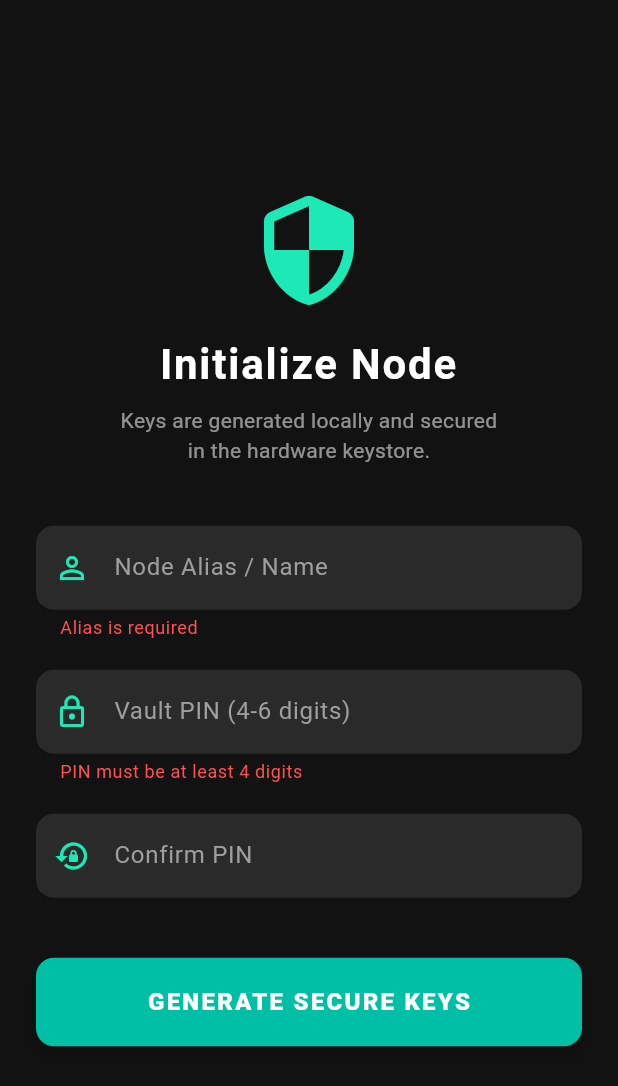
After one commit to Shrijani08/Justice-Chain, a Flutter app: the screen it shows after launch, after a tap on "GENERATE SECURE KEYS", on a phone screen of 412 x 824 dp. The commit adds this screen. Shown: the top 1086 px of the screen. Run offline on Flutter 3.47's test engine with Material 3 defaults, Android fonts, the phone set to English and light mode, and no system bars; our stand-ins replace camera, flutter_dotenv, flutter_secure_storage, hive_flutter, logger, permission_handler and 2 more; missing offline and left inert: cryptography, mobile_scanner, nearby_connections, record, tflite_flutter; accounts and stored records are empty; project files that could hold a hidden picture were left out.

Commit message:
A Add node registration and authentication flow

```diff
--- a/lib/core/identity_service.dart
+++ b/lib/core/identity_service.dart
@@ -9,7 +9,7 @@ class IdentityService {
 
   // Enforces hardware keystore on Android
   static const _storage = FlutterSecureStorage(
-    aOptions: AndroidOptions(encryptedSharedPreferences: true),
+    aOptions: AndroidOptions(),
   );
 
   static String? _cachedNodeId;
@@ -71,6 +71,41 @@ class IdentityService {
     }
   }
 
+  /// Registers the user's name and PIN, and ensures keys are initialized.
+  static Future<void> registerNode({required String name, required String pin}) async {
+    try {
+      // 1. Hash the Vault PIN using SHA-256
+      final pinBytes = utf8.encode(pin);
+      final pinHash = sha256.convert(pinBytes).toString();
+
+      // 2. Persist name and PIN hash to secure storage
+      await _storage.write(key: 'node_name', value: name);
+      await _storage.write(key: 'node_pin_hash', value: pinHash);
+
+      // 3. Ensure Ed25519 keys are generated and stored
+      await initializeDevice();
+
+      developer.log(
+        'SUCCESS: Identity established for node -> $name',
+        name: 'JusticeChain.Identity',
+      );
+    } catch (e, stackTrace) {
+      developer.log(
+        'Failed to register node',
+        name: 'JusticeChain.Identity',
+        error: e,
+        stackTrace: stackTrace,
+      );
+      rethrow;
+    }
+  }
+
+  /// Checks if a node has been registered yet
+  static Future<bool> isRegistered() async {
+    final name = await _storage.read(key: 'node_name');
+    return name != null && name.isNotEmpty;
+  }
+
   /// Retrieves the public Node ID to display on the screen
   static Future<String> getMyNodeId() async {
     if (_cachedNodeId != null) return _cachedNodeId!;
--- a/lib/main.dart
+++ b/lib/main.dart
@@ -1,31 +1,41 @@
 import 'package:flutter/material.dart';
-import 'core/app_services.dart';
 import 'core/ai_service.dart';
+import 'core/identity_service.dart';
+
 import 'presentation/home_screen.dart';
+import 'presentation/registration_screen.dart';
+
 import 'package:flutter_dotenv/flutter_dotenv.dart';
 
 import 'dart:io';
 import 'package:path_provider/path_provider.dart';
 import 'package:justice_chain/core/pinata_service.dart'; // Adjust this path if needed
 
-
 void main() async {
-  // Required to ensure Flutter is ready before calling native code (Hive/Camera)
+  // Fixes the isolate crash
   WidgetsFlutterBinding.ensureInitialized();
 
-  // Step 1: Initialize Hive and Logger (from your core folder)
-  await AppServices.init();
+  // Check if the user is already registered before loading the UI
+  bool isRegistered = false;
+  try {
+    isRegistered = await IdentityService.isRegistered();
+  } catch (e) {
+    debugPrint('Registration check failed: $e');
+  }
 
   // Warm-load the TFLite model so the UI can report AI readiness early.
   // EmergencyController registers the actual distress callback after the camera
   // is initialized in home_screen.dart.
   await AIService.instance.initModel();
   await dotenv.load(fileName: ".env");
-  runApp(const JusticeChainApp());
+
+  runApp(JusticeChainApp(isRegistered: isRegistered));
 }
 
 class JusticeChainApp extends StatelessWidget {
-  const JusticeChainApp({super.key});
+  final bool isRegistered;
+
+  const JusticeChainApp({super.key, required this.isRegistered});
 
   Future<void> testPinataUpload() async {
     try {
@@ -36,7 +46,9 @@ class JusticeChainApp extends StatelessWidget {
 
       // Create a text file with a secret message
       final file = File(testFilePath);
-    await file.writeAsString('This is a test distress signal for Justice-Chain. The vault is secure!');
+      await file.writeAsString(
+        'This is a test distress signal for Justice-Chain. The vault is secure!',
+      );
 
       print('2. Sending to IPFS...');
       // Call the service we just built!
@@ -56,14 +68,18 @@ class JusticeChainApp extends StatelessWidget {
   @override
   Widget build(BuildContext context) {
     return MaterialApp(
+      title: 'Justice-Chain',
       debugShowCheckedModeBanner: false,
-      title: 'Justice-Chain',
       theme: ThemeData(
-        colorScheme: ColorScheme.fromSeed(seedColor: Colors.red),
+        colorScheme: ColorScheme.fromSeed(
+          seedColor: Colors.red,
+          brightness: Brightness.dark,
+        ),
         useMaterial3: true,
       ),
+      home: isRegistered
+          ? Scaffold(
               // We wrap your Home Screen in a Scaffold just to inject our test button!
-      home: Scaffold(
               body: const MainSafetyScreen(),
               floatingActionButton: FloatingActionButton.extended(
                 onPressed: testPinataUpload,
@@ -71,7 +87,8 @@ class JusticeChainApp extends StatelessWidget {
                 label: const Text('Test IPFS'),
                 backgroundColor: Colors.blue,
               ),
-      ),
+            )
+          : const RegistrationScreen(),
     );
   }
 }
--- a/lib/presentation/home_screen.dart
+++ b/lib/presentation/home_screen.dart
@@ -26,38 +26,27 @@ class MainSafetyScreen extends StatefulWidget {
 class _MainSafetyScreenState extends State<MainSafetyScreen> {
   CameraController? _cameraController;
   bool _isProcessingSave = false;
-
-  // Create a cleanup variable for the background signal listener
   EffectCleanup? _distressEffectCleanup;
-
-  // Safely tracks the 45-second automatic cutoff timer
   Timer? _recordingTimeoutTimer;
 
   @override
   void initState() {
     super.initState();
     _initPermissions();
-    _setupAutomaticTrigger(); // Start listening for AI distress signals immediately
+    _setupAutomaticTrigger();
   }
 
-  // --- AUTOMATIC TRIGGER LOGIC ---
   void _setupAutomaticTrigger() {
-    // The 'effect' function automatically reruns whenever a signal inside it changes.
     _distressEffectCleanup = effect(() {
       final isDistressed = aiDistressDetected.value;
       final isReady = cameraReady.value;
       final recordingNow = isRecording.value;
 
-      // If AI detects distress, camera is initialized, and we aren't already recording -> TRIGGER!
       if (isDistressed && isReady && !recordingNow) {
         logger.w(
           "🔥 AUTOMATIC TRIGGER: Distress detected by AI! Starting camera recording.",
         );
-
-        // Consume the trigger signal instantly so it doesn't cause an endless loop when stopped later
         aiDistressDetected.value = false;
-
-        // Unawaited ensures we don't block the signal thread while the camera warms up
         unawaited(startEmergencyRecording());
       }
     });
@@ -65,15 +54,12 @@ class _MainSafetyScreenState extends State<MainSafetyScreen> {
 
   @override
   void dispose() {
-    // Always cancel the timer to prevent memory leaks or crashes if the screen is closed
     _recordingTimeoutTimer?.cancel();
-    _distressEffectCleanup?.call(); // Kill the background listener when screen closes
+    _distressEffectCleanup?.call();
     unawaited(EmergencyController.shutdownMonitoring());
     _cameraController?.dispose();
     super.dispose();
   }
-
-  // --- PERMISSIONS & INITIALIZATION ---
 
   Future<void> _initPermissions() async {
     logger.i("Requesting Permissions...");
@@ -118,7 +104,7 @@ class _MainSafetyScreenState extends State<MainSafetyScreen> {
       for (final camera in cameras) {
         final controller = CameraController(
           camera,
-          ResolutionPreset.medium, // Medium preset prevents hardware bandwidth crashes
+          ResolutionPreset.medium,
           enableAudio: true,
         );
 
@@ -145,8 +131,6 @@ class _MainSafetyScreenState extends State<MainSafetyScreen> {
     }
   }
 
-  // --- RECORDING LOGIC ---
-
   Future<void> startEmergencyRecording() async {
     if (_cameraController == null || !_cameraController!.value.isInitialized) {
       logger.e("Recording failed: Camera not initialized");
@@ -160,10 +144,8 @@ class _MainSafetyScreenState extends State<MainSafetyScreen> {
       appStatus.value = "RECORDING EVIDENCE...";
       logger.w("Emergency Recording Started!");
 
-      // Start the robust 45-second cutoff timer
-      _recordingTimeoutTimer?.cancel(); // Kill any stale timers first
+      _recordingTimeoutTimer?.cancel();
       _recordingTimeoutTimer = Timer(const Duration(seconds: 45), () {
-        // Safe execution: Only stop if the widget is still on-screen and it is actually still recording
         if (mounted && isRecording.value) {
           logger.w(
             "⏱️ AUTOMATIC TIMEOUT: 45 seconds reached. Saving captured evidence...",
@@ -183,11 +165,10 @@ class _MainSafetyScreenState extends State<MainSafetyScreen> {
     }
     if (_isProcessingSave) return;
 
-    // Instantly kill the timer if the user manually hits STOP. Prevents double-stop crashes.
     _recordingTimeoutTimer?.cancel();
     _recordingTimeoutTimer = null;
 
-    if (!mounted) return; // Prevent setState if app is closed while saving
+    if (!mounted) return;
     setState(() {
       _isProcessingSave = true;
     });
@@ -203,7 +184,7 @@ class _MainSafetyScreenState extends State<MainSafetyScreen> {
       }
 
       isRecording.value = false;
-      aiDistressDetected.value = false; // Double guard: ensuring clean state layout
+      aiDistressDetected.value = false;
 
       final directory = await getApplicationDocumentsDirectory();
       final vaultDir = Directory('${directory.path}/JusticeChain');
@@ -223,7 +204,6 @@ class _MainSafetyScreenState extends State<MainSafetyScreen> {
 
       // Seal evidence and trigger background IPFS upload
       await _secureEvidence(savedFile.path);
-
     } catch (e) {
       logger.e("Failed to stop recording: $e");
       appStatus.value = "Recording Save Failed";
@@ -237,7 +217,6 @@ class _MainSafetyScreenState extends State<MainSafetyScreen> {
   }
 
   // --- SECURITY, CACHING & AUTOMATIC IPFS UPLOAD ---
-
   Future<void> _secureEvidence(String filePath) async {
     try {
       appStatus.value = "Sealing Evidence...";
@@ -269,7 +248,6 @@ class _MainSafetyScreenState extends State<MainSafetyScreen> {
 
       // Trigger automatic background upload to IPFS via Pinata
       unawaited(_uploadToIpfsInBackground(filePath, entryIndex, vaultBox));
-
     } catch (e) {
       logger.e("Securing evidence failed: $e");
       appStatus.value = "Security Error: Hash Failed";
@@ -277,9 +255,14 @@ class _MainSafetyScreenState extends State<MainSafetyScreen> {
   }
 
   Future<void> _uploadToIpfsInBackground(
-      String filePath, int entryIndex, Box vaultBox) async {
+    String filePath,
+    int entryIndex,
+    Box vaultBox,
+  ) async {
     try {
-      logger.i("🌐 Initiating automatic IPFS upload for recorded video: $filePath");
+      logger.i(
+        "🌐 Initiating automatic IPFS upload for recorded video: $filePath",
+      );
 
       final cid = await PinataService.uploadToIPFS(filePath);
 
@@ -296,7 +279,9 @@ class _MainSafetyScreenState extends State<MainSafetyScreen> {
 
         appStatus.value = "Evidence Secured & Uploaded to IPFS!";
       } else {
-        logger.w("⚠️ Automatic IPFS upload failed. Evidence remains secured in local vault.");
+        logger.w(
+          "⚠️ Automatic IPFS upload failed. Evidence remains secured in local vault.",
+        );
         appStatus.value = "Evidence Secured in JusticeChain Vault";
       }
     } catch (e) {
@@ -318,7 +303,9 @@ class _MainSafetyScreenState extends State<MainSafetyScreen> {
             ? fullHash.substring(0, 15)
             : fullHash;
         final cid = data['cid'] ?? 'Pending/None';
-        logger.d("Item $i: Hash: $displayHash... | CID: $cid | Path: ${data['path']}");
+        logger.d(
+          "Item $i: Hash: $displayHash... | CID: $cid | Path: ${data['path']}",
+        );
       } else {
         logger.w("Item $i: Corrupted or null vault entry data.");
       }
@@ -381,8 +368,8 @@ class _MainSafetyScreenState extends State<MainSafetyScreen> {
                           isDistressDetected
                               ? Icons.warning_amber
                               : (isAiActive
-                                  ? Icons.hearing
-                                  : Icons.psychology_alt),
+                                    ? Icons.hearing
+                                    : Icons.psychology_alt),
                           color: isDistressDetected
                               ? Colors.red
                               : (isAiActive ? Colors.green : Colors.grey),
@@ -462,8 +449,8 @@ class _MainSafetyScreenState extends State<MainSafetyScreen> {
                     _isProcessingSave
                         ? "SAVING TO VAULT..."
                         : (isRecordingActive
-                            ? "STOP RECORDING"
-                            : "START TEST RECORD"),
+                              ? "STOP RECORDING"
+                              : "START TEST RECORD"),
                   ),
                   style: ElevatedButton.styleFrom(
                     backgroundColor: isRecordingActive
--- /dev/null
+++ b/lib/presentation/registration_screen.dart
@@ -0,0 +1,227 @@
+import 'package:flutter/material.dart';
+import '../core/identity_service.dart';
+// Note: We updated this import to match the actual functional UI screen.
+import 'home_screen.dart';
+
+class RegistrationScreen extends StatefulWidget {
+  const RegistrationScreen({super.key});
+
+  @override
+  State<RegistrationScreen> createState() => _RegistrationScreenState();
+}
+
+class _RegistrationScreenState extends State<RegistrationScreen> {
+  final _formKey = GlobalKey<FormState>();
+  final _nameController = TextEditingController();
+  final _pinController = TextEditingController();
+  final _confirmPinController = TextEditingController();
+
+  bool _isProcessing = false;
+
+  @override
+  void dispose() {
+    _nameController.dispose();
+    _pinController.dispose();
+    _confirmPinController.dispose();
+    super.dispose();
+  }
+
+  Future<void> _processRegistration() async {
+    if (_formKey.currentState!.validate()) {
+      setState(() => _isProcessing = true);
+
+      try {
+        await IdentityService.registerNode(
+          name: _nameController.text.trim(),
+          pin: _pinController.text.trim(),
+        );
+
+        if (mounted) {
+          ScaffoldMessenger.of(context).showSnackBar(
+            const SnackBar(
+              content: Text('Identity established securely!'),
+              backgroundColor: Colors.teal,
+              behavior: SnackBarBehavior.floating,
+            ),
+          );
+
+          // Route to the actual application dashboard
+          Navigator.pushReplacement(
+            context,
+            MaterialPageRoute(builder: (context) => const MainSafetyScreen()),
+          );
+        }
+      } catch (e) {
+        if (mounted) {
+          ScaffoldMessenger.of(context).showSnackBar(
+            SnackBar(
+              content: Text('Registration Failed: $e'),
+              backgroundColor: Colors.redAccent,
+              behavior: SnackBarBehavior.floating,
+            ),
+          );
+        }
+      } finally {
+        if (mounted) {
+          setState(() => _isProcessing = false);
+        }
+      }
+    }
+  }
+
+  InputDecoration _buildInputDecoration(String label, IconData icon) {
+    return InputDecoration(
+      labelText: label,
+      labelStyle: const TextStyle(color: Colors.grey),
+      prefixIcon: Icon(icon, color: Colors.tealAccent.shade400),
+      filled: true,
+      fillColor: Colors.white10,
+      border: OutlineInputBorder(
+        borderRadius: BorderRadius.circular(12),
+        borderSide: BorderSide.none,
+      ),
+      focusedBorder: OutlineInputBorder(
+        borderRadius: BorderRadius.circular(12),
+        borderSide: BorderSide(color: Colors.tealAccent.shade400, width: 2),
+      ),
+      errorStyle: const TextStyle(color: Colors.redAccent),
+    );
+  }
+
+  @override
+  Widget build(BuildContext context) {
+    return Scaffold(
+      backgroundColor: const Color(0xFF121212),
+      body: SafeArea(
+        child: Center(
+          child: SingleChildScrollView(
+            padding: const EdgeInsets.symmetric(
+              horizontal: 24.0,
+              vertical: 16.0,
+            ),
+            child: Form(
+              key: _formKey,
+              child: Column(
+                mainAxisAlignment: MainAxisAlignment.center,
+                crossAxisAlignment: CrossAxisAlignment.stretch,
+                children: [
+                  Icon(
+                    Icons.security_rounded,
+                    size: 80,
+                    color: Colors.tealAccent.shade400,
+                  ),
+                  const SizedBox(height: 16),
+                  const Text(
+                    'Initialize Node',
+                    textAlign: TextAlign.center,
+                    style: TextStyle(
+                      fontSize: 28,
+                      fontWeight: FontWeight.bold,
+                      color: Colors.white,
+                      letterSpacing: 1.2,
+                    ),
+                  ),
+                  const SizedBox(height: 8),
+                  const Text(
+                    'Keys are generated locally and secured\nin the hardware keystore.',
+                    textAlign: TextAlign.center,
+                    style: TextStyle(color: Colors.white54, fontSize: 14),
+                  ),
+                  const SizedBox(height: 40),
+
+                  TextFormField(
+                    controller: _nameController,
+                    style: const TextStyle(color: Colors.white),
+                    decoration: _buildInputDecoration(
+                      'Node Alias / Name',
+                      Icons.person_outline,
+                    ),
+                    validator: (value) => value == null || value.trim().isEmpty
+                        ? 'Alias is required'
+                        : null,
+                  ),
+                  const SizedBox(height: 20),
+
+                  TextFormField(
+                    controller: _pinController,
+                    keyboardType: TextInputType.number,
+                    obscureText: true,
+                    maxLength: 6,
+                    style: const TextStyle(
+                      color: Colors.white,
+                      letterSpacing: 4.0,
+                    ),
+                    decoration: _buildInputDecoration(
+                      'Vault PIN (4-6 digits)',
+                      Icons.lock_outline,
+                    ).copyWith(counterText: ""),
+                    validator: (value) {
+                      if (value == null || value.length < 4) {
+                        return 'PIN must be at least 4 digits';
+                      }
+                      return null;
+                    },
+                  ),
+                  const SizedBox(height: 20),
+
+                  TextFormField(
+                    controller: _confirmPinController,
+                    keyboardType: TextInputType.number,
+                    obscureText: true,
+                    maxLength: 6,
+                    style: const TextStyle(
+                      color: Colors.white,
+                      letterSpacing: 4.0,
+                    ),
+                    decoration: _buildInputDecoration(
+                      'Confirm PIN',
+                      Icons.lock_reset,
+                    ).copyWith(counterText: ""),
+                    validator: (value) {
+                      if (value != _pinController.text) {
+                        return 'PINs do not match';
+                      }
+                      return null;
+                    },
+                  ),
+                  const SizedBox(height: 40),
+
+                  ElevatedButton(
+                    onPressed: _isProcessing ? null : _processRegistration,
+                    style: ElevatedButton.styleFrom(
+                      backgroundColor: Colors.tealAccent.shade700,
+                      foregroundColor: Colors.white,
+                      disabledBackgroundColor: Colors.teal.shade900,
+                      padding: const EdgeInsets.symmetric(vertical: 18),
+                      shape: RoundedRectangleBorder(
+                        borderRadius: BorderRadius.circular(12),
+                      ),
+                      elevation: 4,
+                    ),
+                    child: _isProcessing
+                        ? const SizedBox(
+                            height: 24,
+                            width: 24,
+                            child: CircularProgressIndicator(
+                              color: Colors.white,
+                              strokeWidth: 2.5,
+                            ),
+                          )
+                        : const Text(
+                            'GENERATE SECURE KEYS',
+                            style: TextStyle(
+                              fontSize: 16,
+                              fontWeight: FontWeight.w800,
+                              letterSpacing: 1.5,
+                            ),
+                          ),
+                  ),
+                ],
+              ),
+            ),
+          ),
+        ),
+      ),
+    );
+  }
+}
```
Also changed, not shown: pubspec.yaml (+20 -74 lines), pubspec.lock, 2 other files. Lines whose indentation alone changed are shown as unchanged.
